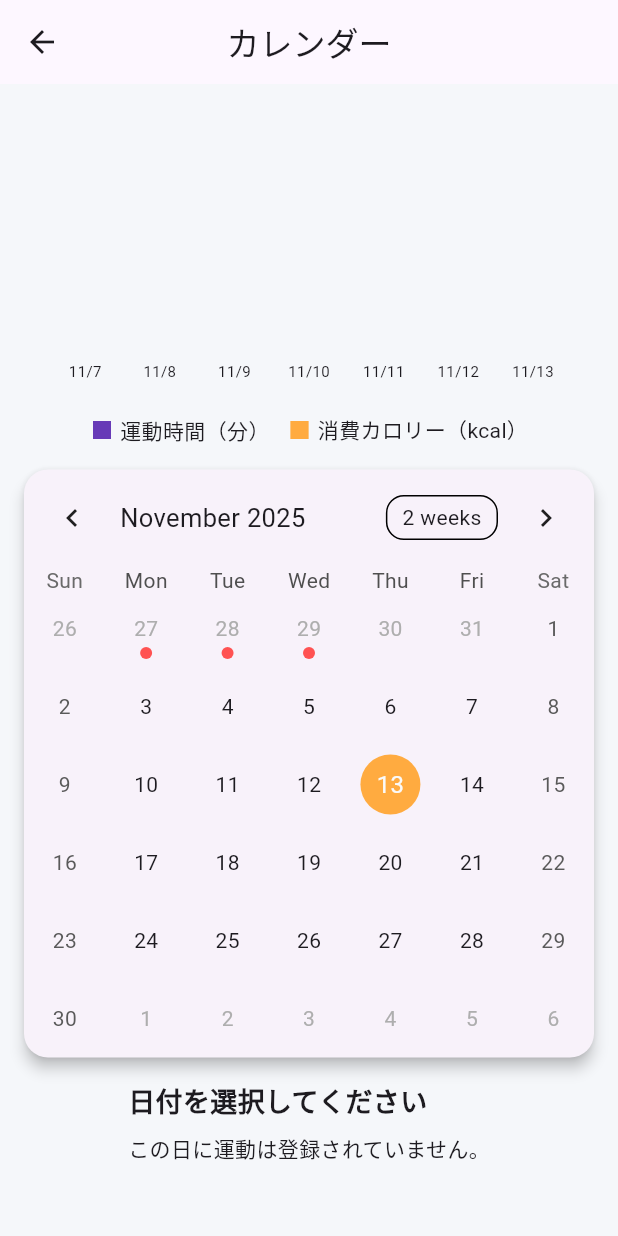
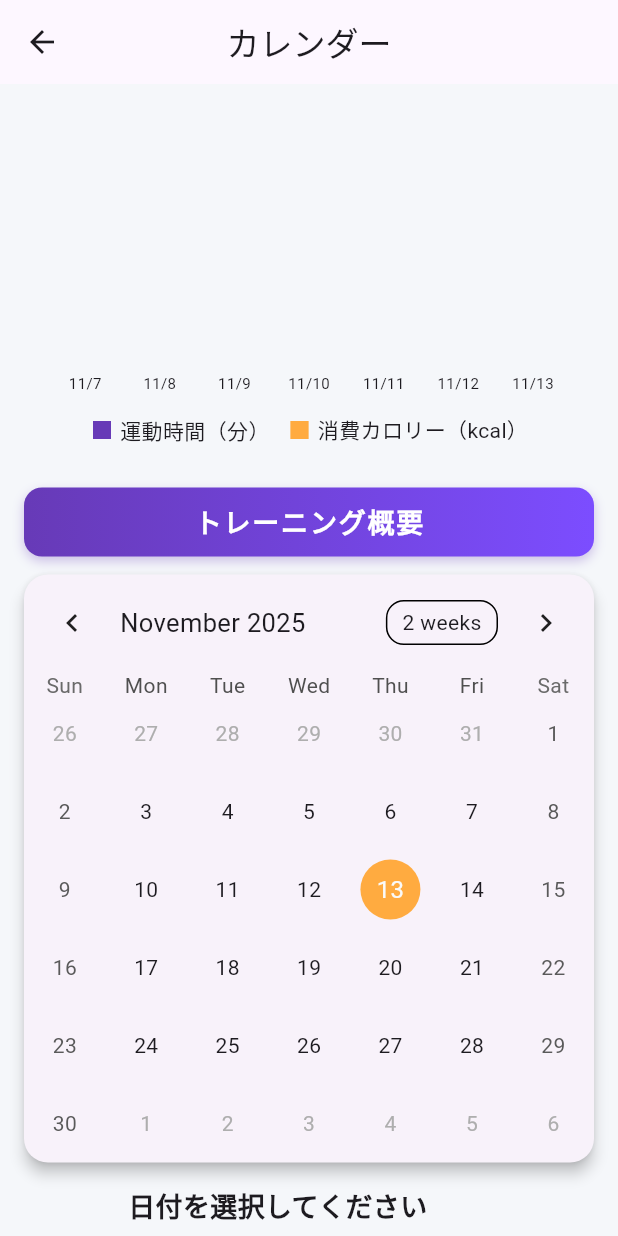
Before and after one commit to GotoShinnnosuke/2025procon, a Flutter app: the CalendarScreen screen opened by its route, on a phone screen of 412 x 824 dp. Run offline on Flutter 3.47's test engine with Material 3 defaults, Android fonts, the phone set to English and light mode, and no system bars; drawn by our look-alikes of fl_chart, table_calendar; our stand-ins replace cloud_firestore, firebase_auth, firebase_core, shared_preferences; accounts and stored records are empty.

Commit message:
変更（仮）

```diff
--- a/lib/calender/calendar_screen.dart
+++ b/lib/calender/calendar_screen.dart
@@ -1,8 +1,10 @@
 import 'package:flutter/material.dart';
+import 'package:cloud_firestore/cloud_firestore.dart';
 import 'package:table_calendar/table_calendar.dart';
-import 'package:fl_chart/fl_chart.dart'; // グラフ用
+import 'package:fl_chart/fl_chart.dart';
+
 import '../models/workout.dart';
-import 'workout_detail_dialog.dart'; // 詳細ダイアログ
+import 'workout_detail_dialog.dart';
 
 class CalendarScreen extends StatefulWidget {
   const CalendarScreen({Key? key}) : super(key: key);
@@ -15,51 +17,33 @@ class CalendarScreenState extends State<CalendarScreen> {
   DateTime _focusedDay = DateTime.now();
   DateTime? _selectedDay;
 
-  // 仮の運動データ
-  final List<Workout> workouts = [
-    Workout(
-      name: 'ランニング',
-      date: DateTime(2025, 10, 27),
-      duration: 30,
-      calories: 250,
-    ),
-    Workout(
-      name: '筋トレ',
-      date: DateTime(2025, 10, 28),
-      duration: 45,
-      calories: 300,
-    ),
-    Workout(
-      name: 'ウォーキング',
-      date: DateTime(2025, 10, 29),
-      duration: 20,
-      calories: 150,
-    ),
-  ];
+  Stream<List<Workout>> get _workoutStream {
+    return FirebaseFirestore.instance.collection('workouts').snapshots().map(
+      (snapshot) {
+        return snapshot.docs
+            .map((doc) => Workout.fromFirestore(
+                doc.data() as Map<String, dynamic>, doc.id))
+            .toList();
+      },
+    );
+  }
 
-  List<Workout> _getWorkoutsForDay(DateTime day) {
+  List<Workout> _getWorkoutsForDay(List<Workout> workouts, DateTime day) {
     return workouts.where((w) => isSameDay(w.date, day)).toList();
   }
 
-  // 棒グラフ用データ（直近7日分）
-  List<Map<String, dynamic>> get _weeklyStats {
+  List<Map<String, dynamic>> _getWeeklyStats(List<Workout> workouts) {
     final today = DateTime.now();
-    final last7Days = List.generate(
-      7,
-      (i) => today.subtract(Duration(days: i)),
-    );
+    final last7Days =
+        List.generate(7, (i) => today.subtract(Duration(days: i)));
 
     return last7Days
         .map((day) {
-          final daily = _getWorkoutsForDay(day);
-          final totalDuration = daily.fold<int>(
-            0,
-            (sum, w) => sum + (w.duration ?? 0),
-          );
-          final totalCalories = daily.fold<int>(
-            0,
-            (sum, w) => sum + (w.calories ?? 0),
-          );
+          final daily = _getWorkoutsForDay(workouts, day);
+          final totalDuration =
+              daily.fold<int>(0, (sum, w) => sum + w.duration);
+          final totalCalories =
+              daily.fold<int>(0, (sum, w) => sum + w.calories);
           return {
             'day': '${day.month}/${day.day}',
             'duration': totalDuration,
@@ -73,17 +57,30 @@ class CalendarScreenState extends State<CalendarScreen> {
 
   @override
   Widget build(BuildContext context) {
-    final selectedWorkouts =
-        _selectedDay != null ? _getWorkoutsForDay(_selectedDay!) : [];
-
     return Scaffold(
       appBar: AppBar(title: const Text('カレンダー'), centerTitle: true),
-      body: SingleChildScrollView(
+      body: StreamBuilder<List<Workout>>(
+        stream: _workoutStream,
+        builder: (context, snapshot) {
+          if (snapshot.hasError) {
+            return Center(child: Text('エラー: ${snapshot.error}'));
+          }
+          if (!snapshot.hasData) {
+            return const Center(child: CircularProgressIndicator());
+          }
+
+          final workouts = snapshot.data!;
+          final selectedWorkouts = _selectedDay != null
+              ? _getWorkoutsForDay(workouts, _selectedDay!)
+              : [];
+          final weeklyStats = _getWeeklyStats(workouts);
+
+          return SingleChildScrollView(
             child: Column(
               children: [
                 const SizedBox(height: 12),
 
-            // 🔹 棒グラフエリア
+                // 棒グラフ
                 Padding(
                   padding: const EdgeInsets.symmetric(horizontal: 16.0),
                   child: Column(
@@ -107,32 +104,38 @@ class CalendarScreenState extends State<CalendarScreen> {
                                 sideTitles: SideTitles(
                                   showTitles: true,
                                   reservedSize: 28,
-                              getTitlesWidget: (value, meta) {
+                                  getTitlesWidget:
+                                      (double value, TitleMeta meta) {
                                     int index = value.toInt();
-                                if (index < 0 || index >= _weeklyStats.length)
+                                    if (index < 0 ||
+                                        index >= weeklyStats.length) {
                                       return const SizedBox();
-                                return Text(
-                                  _weeklyStats[index]['day'],
+                                    }
+                                    return SideTitleWidget(
+                                      axisSide: meta.axisSide,
+                                      child: Text(
+                                        weeklyStats[index]['day'] as String,
                                         style: const TextStyle(fontSize: 10),
+                                      ),
                                     );
                                   },
                                 ),
                               ),
                             ),
                             gridData: const FlGridData(show: false),
-                        barGroups: _weeklyStats.asMap().entries.map((entry) {
+                            barGroups: weeklyStats.asMap().entries.map((entry) {
                               int index = entry.key;
                               final data = entry.value;
                               return BarChartGroupData(
                                 x: index,
                                 barRods: [
                                   BarChartRodData(
-                                toY: data['duration'].toDouble(),
+                                    toY: (data['duration'] as num).toDouble(),
                                     color: Colors.deepPurple,
                                     width: 8,
                                   ),
                                   BarChartRodData(
-                                toY: (data['calories'] / 10).toDouble(),
+                                    toY: (data['calories'] as num).toDouble(),
                                     color: Colors.orangeAccent,
                                     width: 8,
                                   ),
@@ -142,27 +145,19 @@ class CalendarScreenState extends State<CalendarScreen> {
                           ),
                         ),
                       ),
-
                       const SizedBox(height: 8),
-                  // 🔹 凡例（紫＝運動時間、オレンジ＝消費カロリー）
                       Row(
                         mainAxisAlignment: MainAxisAlignment.center,
-                    children: [
-                      const Icon(
-                        Icons.square,
-                        color: Colors.deepPurple,
-                        size: 16,
-                      ),
-                      const SizedBox(width: 4),
-                      const Text('運動時間（分）'),
-                      const SizedBox(width: 12),
-                      const Icon(
-                        Icons.square,
-                        color: Colors.orangeAccent,
-                        size: 16,
-                      ),
-                      const SizedBox(width: 4),
-                      const Text('消費カロリー（kcal）'),
+                        children: const [
+                          Icon(Icons.square,
+                              color: Colors.deepPurple, size: 16),
+                          SizedBox(width: 4),
+                          Text('運動時間（分）'),
+                          SizedBox(width: 12),
+                          Icon(Icons.square,
+                              color: Colors.orangeAccent, size: 16),
+                          SizedBox(width: 4),
+                          Text('消費カロリー（kcal）'),
                         ],
                       ),
                     ],
@@ -171,14 +166,46 @@ class CalendarScreenState extends State<CalendarScreen> {
 
                 const SizedBox(height: 16),
 
-            // 🔹 カレンダー
+                // デコレーション帯
+                Container(
+                  margin:
+                      const EdgeInsets.symmetric(vertical: 12, horizontal: 16),
+                  padding: const EdgeInsets.symmetric(vertical: 10),
+                  width: double.infinity,
+                  decoration: BoxDecoration(
+                    gradient: const LinearGradient(
+                      colors: [Colors.deepPurple, Colors.deepPurpleAccent],
+                    ),
+                    borderRadius: BorderRadius.circular(12),
+                    boxShadow: [
+                      BoxShadow(
+                        color: Colors.deepPurple.withValues(alpha: 0.3),
+                        blurRadius: 6,
+                        offset: const Offset(0, 3),
+                      ),
+                    ],
+                  ),
+                  child: const Center(
+                    child: Text(
+                      'トレーニング概要',
+                      style: TextStyle(
+                        color: Colors.white,
+                        fontSize: 18,
+                        fontWeight: FontWeight.bold,
+                        letterSpacing: 1.2,
+                      ),
+                    ),
+                  ),
+                ),
+
+                // カレンダー
                 Card(
                   margin: const EdgeInsets.symmetric(horizontal: 16),
                   elevation: 4,
                   shape: RoundedRectangleBorder(
                     borderRadius: BorderRadius.circular(16),
                   ),
-              child: TableCalendar(
+                  child: TableCalendar<Workout>(
                     firstDay: DateTime.utc(2020, 1, 1),
                     lastDay: DateTime.utc(2030, 12, 31),
                     focusedDay: _focusedDay,
@@ -204,13 +231,13 @@ class CalendarScreenState extends State<CalendarScreen> {
                         shape: BoxShape.circle,
                       ),
                     ),
-                eventLoader: (day) => _getWorkoutsForDay(day),
+                    eventLoader: (day) => _getWorkoutsForDay(workouts, day),
                   ),
                 ),
 
                 const SizedBox(height: 16),
 
-            // 🔹 選択した日の運動一覧
+                // 選択日の運動一覧
                 Padding(
                   padding: const EdgeInsets.symmetric(horizontal: 16),
                   child: Column(
@@ -226,7 +253,8 @@ class CalendarScreenState extends State<CalendarScreen> {
                         ),
                       ),
                       const SizedBox(height: 8),
-                  if (selectedWorkouts.isEmpty) const Text('この日に運動は登録されていません。'),
+                      if (selectedWorkouts.isEmpty)
+                        const Text('この日に運動は登録されていません。'),
                       ...selectedWorkouts.map(
                         (workout) => Card(
                           child: ListTile(
@@ -235,7 +263,8 @@ class CalendarScreenState extends State<CalendarScreen> {
                               '時間: ${workout.duration}分 | カロリー: ${workout.calories}kcal',
                             ),
                             trailing: const Icon(Icons.info_outline),
-                        onTap: () => showWorkoutDetailDialog(context, workout),
+                            onTap: () =>
+                                showWorkoutDetailDialog(context, workout),
                           ),
                         ),
                       ),
@@ -244,6 +273,8 @@ class CalendarScreenState extends State<CalendarScreen> {
                 ),
               ],
             ),
+          );
+        },
       ),
     );
   }
--- a/lib/models/workout.dart
+++ b/lib/models/workout.dart
@@ -1,19 +1,38 @@
+import 'package:cloud_firestore/cloud_firestore.dart';
+
 class Workout {
+  final String id;
   final String name;
-  final DateTime? date; // 日付（カレンダー用）
-  final int? duration; // 分（数値、グラフ計算用）
-  final int? calories; // kcal
-  final String? durationLabel; // 表示用の文字列（例: "10分"）
-  final String? imageUrl;
-  final String? description;
+  final DateTime date;
+  final int duration;
+  final int calories;
 
   Workout({
+    required this.id,
     required this.name,
-    this.date,
-    this.duration,
-    this.calories,
-    this.durationLabel,
-    this.imageUrl,
-    this.description,
+    required this.date,
+    required this.duration,
+    required this.calories,
   });
+
+  // Firestore → Workout
+  factory Workout.fromFirestore(Map<String, dynamic> data, String id) {
+    return Workout(
+      id: id,
+      name: data['name'] ?? '',
+      date: (data['date'] as Timestamp).toDate(),
+      duration: (data['duration'] ?? 0) as int,
+      calories: (data['calories'] ?? 0) as int,
+    );
+  }
+
+  // Workout → Firestore
+  Map<String, dynamic> toFirestore() {
+    return {
+      'name': name,
+      'date': Timestamp.fromDate(date),
+      'duration': duration,
+      'calories': calories,
+    };
+  }
 }
--- a/pubspec.yaml
+++ b/pubspec.yaml
@@ -39,10 +39,10 @@ dependencies:
   cupertino_icons: ^1.0.8
   shared_preferences: ^2.3.2
   http: ^1.2.2
-  table_calendar: ^3.0.9
+  table_calendar: ^3.1.2
   firebase_core: ^3.6.0
   cloud_firestore: ^5.4.4
-  fl_chart: ^0.65.0
+  fl_chart: ^0.68.0
 
 flutter:
   uses-material-design: true
```
Also changed, not shown: lib/calender/workout_detail_dialog.dart (+7 -62 lines), pubspec.lock. Lines whose indentation alone changed are shown as unchanged.
